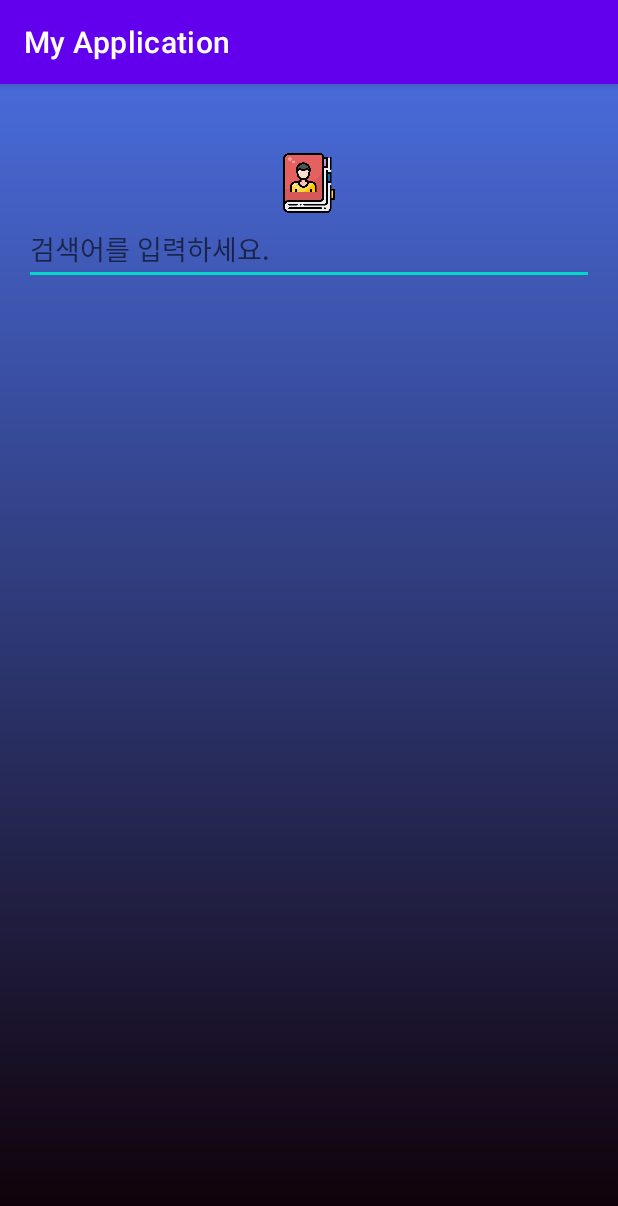
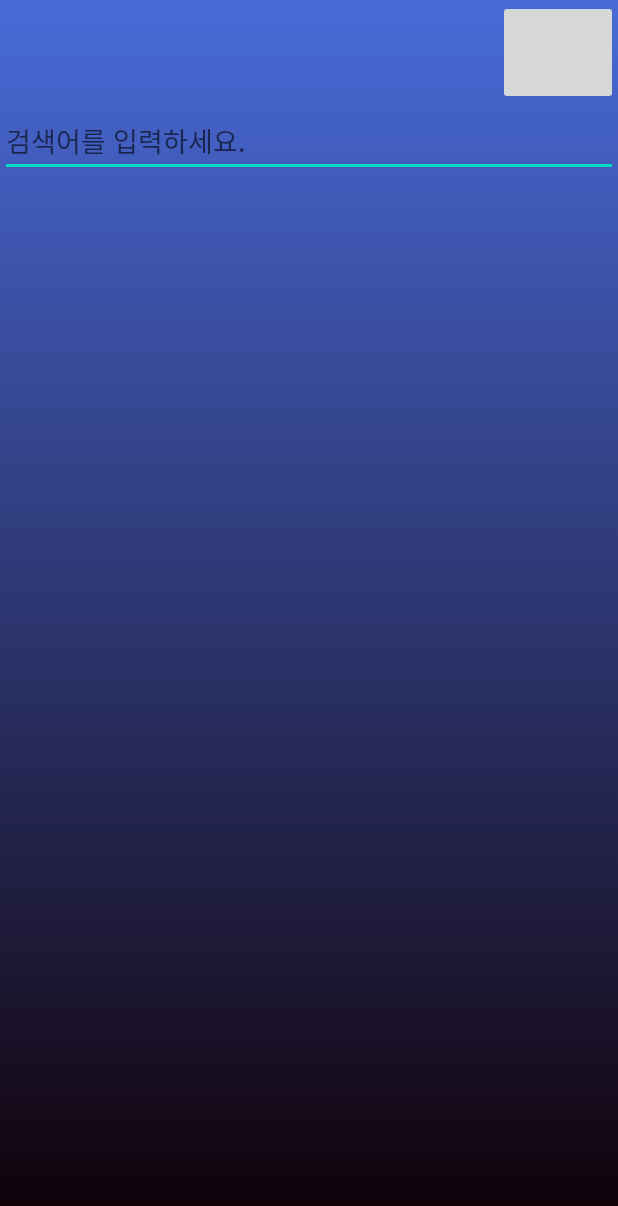
Before and after one commit to metamong-Hi/flow, an Android app: the PhoneActivity screen opened directly, with no data from a screen before it, on a phone screen of 412 x 824 dp. Shown: the top 1206 px of the screen. Run offline under Robolectric (Android 15) with nearby library versions, the light colour scheme and no system bars; libraries missing offline, so code that uses them is left out: com.gun0912.tedpermission; 3 statements that could not run were skipped.

Commit message:
UI 통일

```diff
--- a/app/build.gradle
+++ b/app/build.gradle
@@ -58,4 +58,5 @@ dependencies {
     implementation 'gun0912.ted:tedpermission:2.1.1'
     implementation 'com.github.bumptech.glide:glide:4.11.0'
     implementation "com.airbnb.android:lottie:4.2.2"
+    implementation "androidx.exifinterface:exifinterface:1.1.0"
 }
--- a/app/src/main/AndroidManifest.xml
+++ b/app/src/main/AndroidManifest.xml
@@ -18,7 +18,7 @@
         android:label="@string/app_name"
         android:roundIcon="@mipmap/ic_launcher_round"
         android:supportsRtl="true"
-        android:theme="@style/Theme.MyApplication">
+        android:theme="@style/Theme.MyApplication.NoActionBar">
 
 
         <provider
@@ -33,8 +33,7 @@
         <activity
             android:name=".SplashScreen"
             android:exported="true"
-            android:label="@string/app_name"
-            android:theme="@style/Theme.MyApplication.NoActionBar">
+            android:label="@string/app_name">
             <intent-filter>
                 <action android:name="android.intent.action.MAIN" />
 
--- a/app/src/main/java/com/example/myapplication/PhoneActivity.java
+++ b/app/src/main/java/com/example/myapplication/PhoneActivity.java
@@ -6,8 +6,6 @@ import android.content.ClipData;
 import android.content.ContentResolver;
 import android.content.Intent;
 import android.database.Cursor;
-import com.example.myapplication.adapter.CallAdapter;
-import com.example.myapplication.data.Call;
 import android.net.Uri;
 import android.os.AsyncTask;
 import android.os.Bundle;
@@ -17,6 +15,7 @@ import android.text.TextWatcher;
 import android.view.View;
 import android.widget.AdapterView;
 import android.widget.EditText;
+import android.widget.ImageButton;
 import android.widget.ImageView;
 import android.widget.LinearLayout;
 import android.widget.ListView;
@@ -25,6 +24,7 @@ import android.widget.Toast;
 import androidx.appcompat.app.AppCompatActivity;
 
 import com.example.myapplication.adapter.CallAdapter;
+import com.example.myapplication.data.Call;
 import com.gun0912.tedpermission.PermissionListener;
 import com.gun0912.tedpermission.TedPermission;
 
@@ -61,20 +61,9 @@ public class PhoneActivity extends AppCompatActivity {
                 .setPermissions(Manifest.permission.READ_CONTACTS)
                 .check();
 
-        // 연락처 동기화
-        // ImageButton callBtn = (ImageButton) findViewById(R.id.callBtn);
-        //callBtn.setOnClickListener(new View.OnClickListener() {
-        //@Override
-        //public void onClick(View v) {
-        // TODO Auto-generated method stub
         LoadContactsAyscn lca = new LoadContactsAyscn();
         lca.execute();
-        //callBtn.setVisibility(View.GONE);
         callText.setVisibility(View.VISIBLE);
-        //}
-        //});
-
-        // call search
         callText.addTextChangedListener(new TextWatcher() {
             @Override
             public void beforeTextChanged(CharSequence charSequence, int i, int i1, int i2) {
@@ -105,9 +94,14 @@ public class PhoneActivity extends AppCompatActivity {
                 startActivity(intent);
             }
         });
-
-
-
+        ImageButton btn = findViewById(R.id.btn_back2);
+        btn.setOnClickListener(new View.OnClickListener() {
+            @Override
+            public void onClick(View view)
+            {
+                onBackPressed();
+            }
+        });
     }
 
     public void search(String charText) {
@@ -148,12 +142,6 @@ public class PhoneActivity extends AppCompatActivity {
             Toast.makeText(getApplicationContext(), "권한이 거부됨",Toast.LENGTH_SHORT).show();
         }
     };
-
-
-
-
-
-
 
     // make ImageView
     void makeImg(Uri uri) {
--- a/app/src/main/res/layout/phonebook.xml
+++ b/app/src/main/res/layout/phonebook.xml
@@ -1,36 +1,39 @@
 <?xml version="1.0" encoding="utf-8"?>
-<RelativeLayout xmlns:android="http://schemas.android.com/apk/res/android"
+<LinearLayout xmlns:android="http://schemas.android.com/apk/res/android"
     xmlns:app="http://schemas.android.com/apk/res-auto"
     xmlns:tools="http://schemas.android.com/tools"
     android:id="@+id/phonebook"
     android:layout_width="match_parent"
     android:layout_height="match_parent"
-    android:paddingBottom="@dimen/activity_vertical_margin"
-    android:paddingLeft="@dimen/activity_horizontal_margin"
-    android:paddingRight="@dimen/activity_horizontal_margin"
     android:background="@drawable/hi"
-    android:paddingTop="@dimen/activity_vertical_margin"
+    android:orientation="vertical"
     app:layout_behavior="@string/appbar_scrolling_view_behavior"
     tools:context="com.example.myapplication.PhoneActivity">
 
+    <LinearLayout
+        android:layout_width="match_parent"
+        android:layout_height="70dp">
+        <ImageView
+            android:id="@+id/textView1"
+            android:layout_width="wrap_content"
+            android:layout_height="fill_parent"
+            android:layout_weight="6"
+            android:gravity="center"
+            android:textAppearance="@style/TextAppearance.AppCompat.Display1" />
+        <ImageButton
+            android:id="@+id/btn_back2"
+            android:layout_width="wrap_content"
+            android:layout_height="fill_parent"
+            android:layout_weight="1"
+            android:textAppearance="@style/TextAppearance.AppCompat.Display1"/>
+    </LinearLayout>
     <!-- 첫 번째 페이지. content1 -->
     <LinearLayout
         android:id="@+id/content1"
         android:layout_width="match_parent"
         android:layout_height="wrap_content"
-        android:orientation="vertical"
-        android:paddingTop="10dp">
+        android:orientation="vertical">
 
-        <ImageButton
-            android:layout_width="40dp"
-            android:layout_height="40dp"
-            android:id="@+id/callBtn"
-            android:src="@drawable/contact"
-            android:layout_gravity="center"
-            android:scaleType="fitCenter"
-            android:textColor="@color/white"
-            android:background="@android:color/transparent"
-            android:layout_marginTop="20dp"/>
         <EditText
             android:id="@+id/editSearch"
             android:textColor="@color/white"
@@ -43,10 +46,9 @@
             android:id="@+id/listView1"
             android:textColor="@color/white"
             android:layout_width="match_parent"
-            android:layout_height="wrap_content"
-            android:dividerHeight="2sp" >
+            android:layout_height="wrap_content">
         </ListView>
     </LinearLayout>
 
 
-</RelativeLayout>
+</LinearLayout>
--- a/app/src/main/res/values/styles.xml
+++ b/app/src/main/res/values/styles.xml
@@ -5,7 +5,6 @@
         <!-- Customize your theme here. -->
         <item name="colorPrimary">@color/colorPrimary</item>
         <item name="colorPrimaryDark">@color/colorPrimaryDark</item>
-        <item name="colorAccent">@color/colorAccent</item>
     </style>
 
     <!-- 다이얼로그 타이틀 없애기 -->
```
Also changed, not shown: app/src/main/java/com/example/myapplication/MainActivity.kt (+11 -4 lines), app/src/main/java/com/example/myapplication/StopWatchActivity.java (+48 -14 lines), app/src/main/java/com/example/myapplication/TimeItem.java (added, +18 -0 lines), app/src/main/java/com/example/myapplication/galleryActivity.kt (+12 -7 lines), app/src/main/java/com/example/myapplication/timeViewer.java (added, +36 -0 lines), app/src/main/res/layout/activity_gallery.xml (+13 -5 lines), app/src/main/res/layout/activity_stop_watch.xml (+30 -20 lines), app/src/main/res/layout/timeitem.xml (added, +9 -0 lines).
